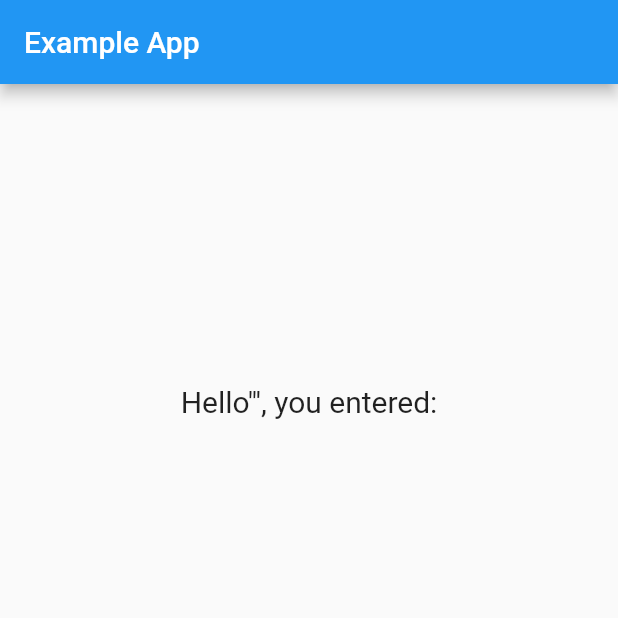
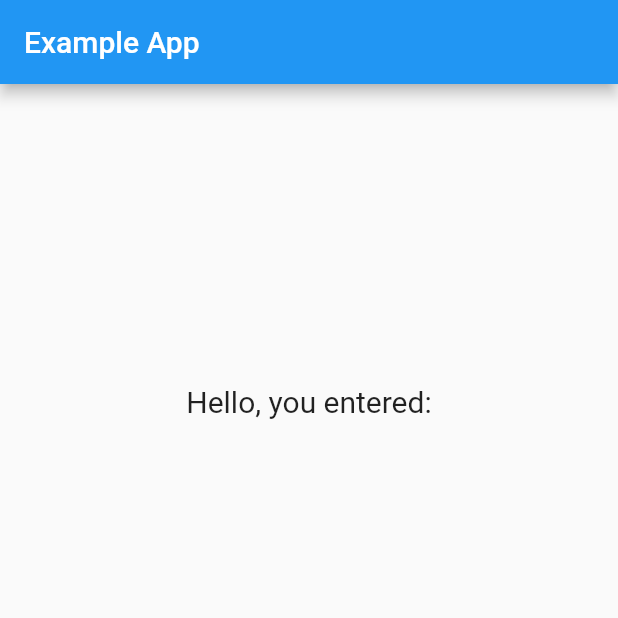
Before and after one commit to flutter-view/flutter-view-widgets, a Flutter app: the screen it shows after launch, on a phone screen of 412 x 824 dp, the top half of it. Run offline on Flutter 3.47's test engine with Material 2 defaults, Android fonts, the phone set to English and light mode, and no system bars.

Commit message:
Fixed typo

```diff
--- a/example/lib/example_page.dart
+++ b/example/lib/example_page.dart
@@ -6,6 +6,7 @@
 // ignore_for_file: unused_element
 // ignore_for_file: unnecessary_cast
 // ignore_for_file: unnecessary_string_interpolations
+// ignore_for_file: sized_box_for_whitespace
 
 import 'package:flutter/material.dart';
 import 'package:flutter/cupertino.dart';
@@ -44,7 +45,7 @@ Lifecycle ExamplePage({ required ExampleModel model }) {
                     //-- GREETING ----------------------------------------------------------
                     Container( // project://example/lib/example_page.pug#25,6
                       child: Text(
-                        'Hello\"\', you entered:',
+                        'Hello, you entered:',
                       ),
                     ),
                     ReactiveWidget( // project://example/lib/example_page.pug#30,6
```
Also changed, not shown: 1 other file.
